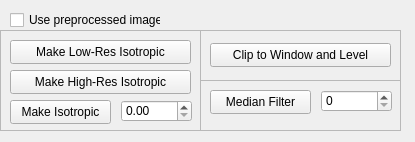
This is src/sovPreProcessPanelWidget.ui in aylward/Minder3D as Qt 5 draws it before an edit. The edited form follows.
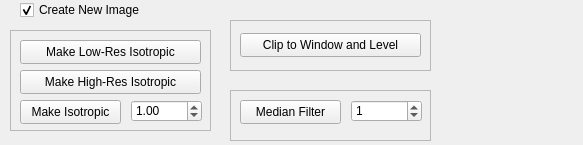
This is the edited form.

Commit message: ENH: Support multiple images and overlays

What changed in the file:
```diff
--- a/src/sovPreProcessPanelWidget.ui
+++ b/src/sovPreProcessPanelWidget.ui
@@ -6,8 +6,8 @@
    <rect>
     <x>0</x>
     <y>0</y>
-    <width>415</width>
-    <height>142</height>
+    <width>583</width>
+    <height>145</height>
    </rect>
   </property>
   <property name="windowTitle">
@@ -16,12 +16,15 @@
   <widget class="QFrame" name="frame">
    <property name="geometry">
     <rect>
-     <x>0</x>
+     <x>10</x>
      <y>30</y>
      <width>201</width>
      <height>101</height>
     </rect>
    </property>
+   <property name="autoFillBackground">
+    <bool>true</bool>
+   </property>
    <property name="frameShape">
     <enum>QFrame::StyledPanel</enum>
    </property>
@@ -63,6 +66,9 @@
       <height>22</height>
      </rect>
     </property>
+    <property name="value">
+     <double>1.000000000000000</double>
+    </property>
    </widget>
    <widget class="QPushButton" name="preProcessLowResIsoButton">
     <property name="geometry">
@@ -81,12 +87,15 @@
   <widget class="QFrame" name="frame_2">
    <property name="geometry">
     <rect>
-     <x>200</x>
-     <y>30</y>
+     <x>230</x>
+     <y>20</y>
      <width>201</width>
      <height>51</height>
     </rect>
    </property>
+   <property name="autoFillBackground">
+    <bool>true</bool>
+   </property>
    <property name="frameShape">
     <enum>QFrame::StyledPanel</enum>
    </property>
@@ -110,12 +119,15 @@
   <widget class="QFrame" name="frame_3">
    <property name="geometry">
     <rect>
-     <x>200</x>
-     <y>80</y>
+     <x>230</x>
+     <y>90</y>
      <width>201</width>
      <height>51</height>
     </rect>
    </property>
+   <property name="autoFillBackground">
+    <bool>true</bool>
+   </property>
    <property name="frameShape">
     <enum>QFrame::StyledPanel</enum>
    </property>
@@ -131,6 +143,9 @@
       <height>22</height>
      </rect>
     </property>
+    <property name="value">
+     <number>1</number>
+    </property>
    </widget>
    <widget class="QPushButton" name="preProcessMedianFilterButton">
     <property name="geometry">
@@ -149,14 +164,17 @@
   <widget class="QCheckBox" name="preProcessUsePreProcessedCheckBox">
    <property name="geometry">
     <rect>
-     <x>10</x>
-     <y>10</y>
-     <width>151</width>
+     <x>20</x>
+     <y>0</y>
+     <width>161</width>
      <height>20</height>
     </rect>
    </property>
    <property name="text">
-    <string>Use preprocessed image</string>
+    <string>Create New Image</string>
+   </property>
+   <property name="checked">
+    <bool>true</bool>
    </property>
   </widget>
  </widget>
```
Left out of the diff: 2 changed lines with no effect on the pictures. The commit also changes 19 other files.
